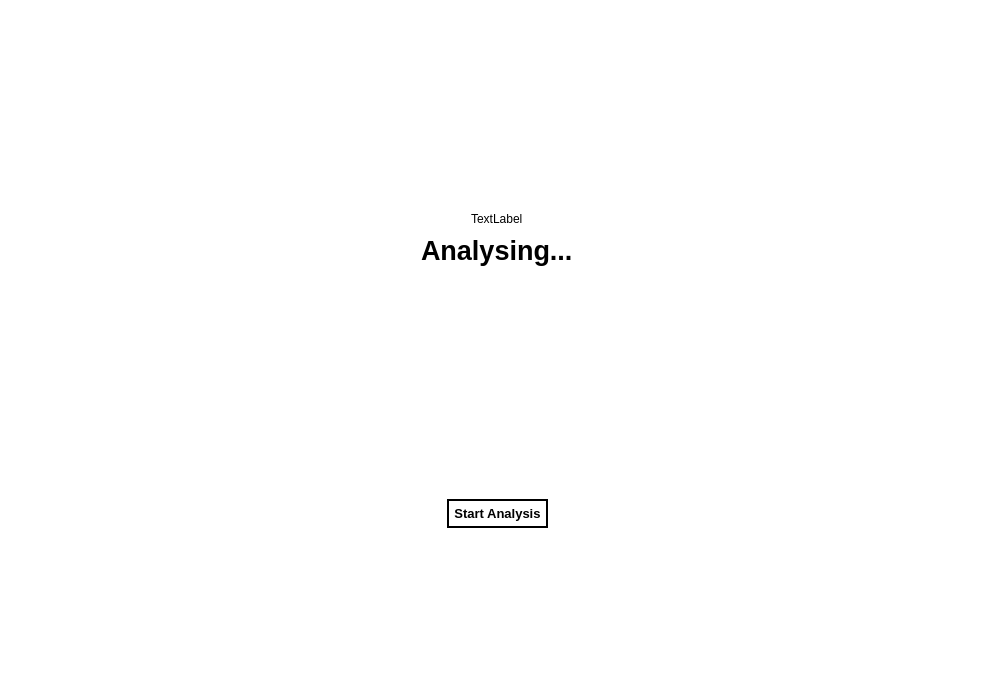
Above: gui.ui from 09rohanchopra/CamTechHack-17 before the change. Below: the same form after it.
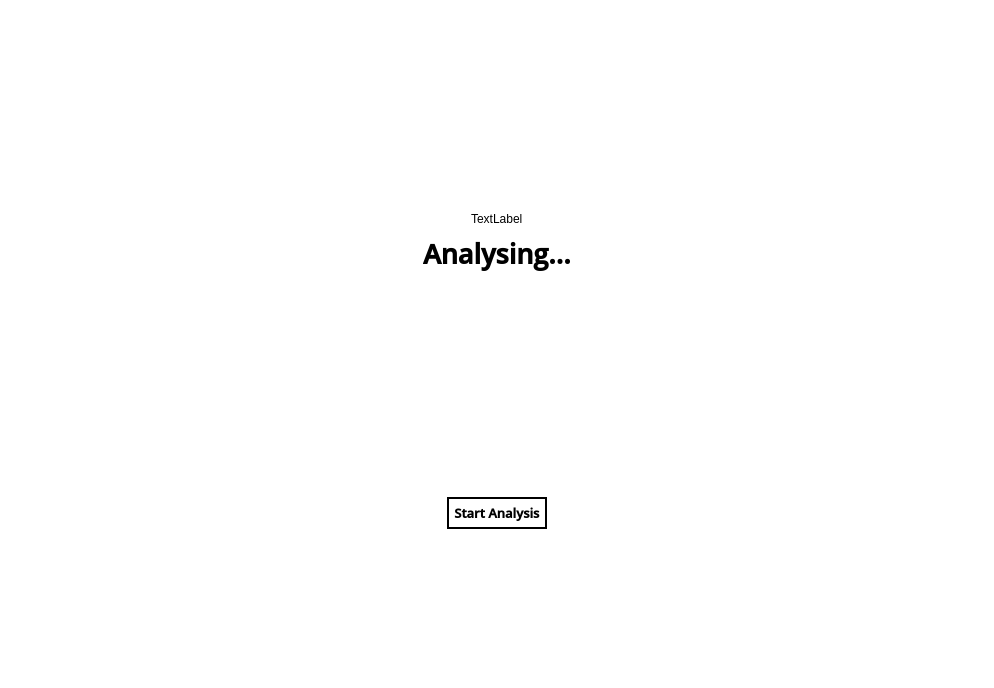
That is the form after the change.

What changed in the file:
```diff
--- a/gui.ui
+++ b/gui.ui
@@ -105,7 +105,7 @@
          <widget class="QLabel" name="analysingLabel">
           <property name="font">
            <font>
-            <family>Nirmala UI</family>
+            <family>Open Sans Semibold</family>
             <pointsize>20</pointsize>
             <weight>75</weight>
             <bold>true</bold>
@@ -190,7 +190,7 @@
            </property>
            <property name="font">
             <font>
-             <family>Segoe UI</family>
+             <family>Open Sans Semibold</family>
              <pointsize>10</pointsize>
              <weight>75</weight>
              <bold>true</bold>
```
